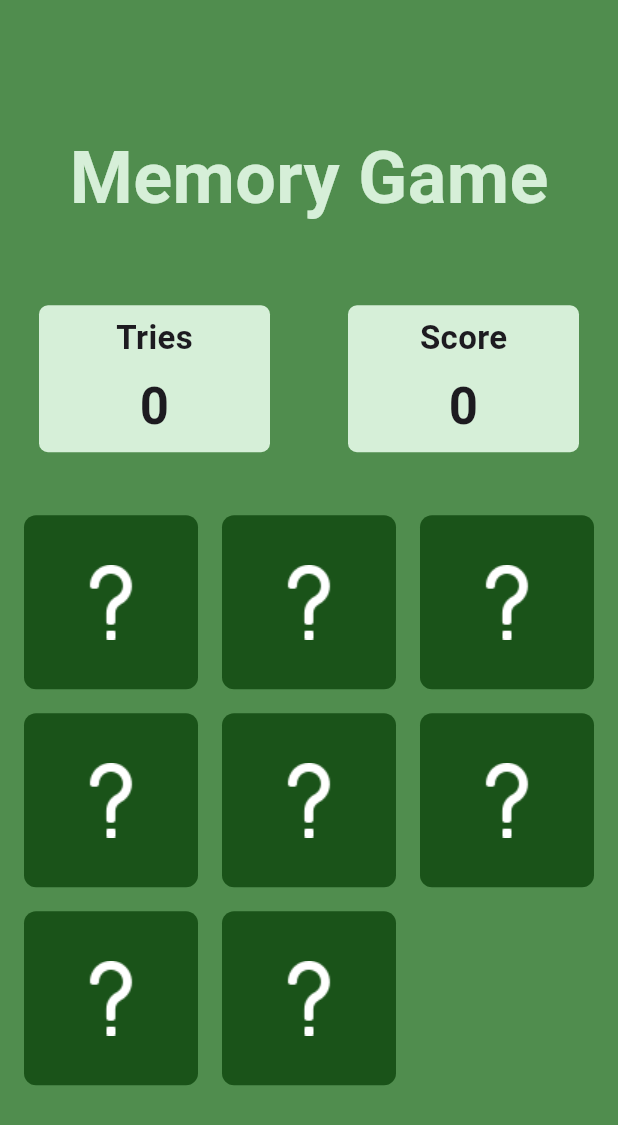
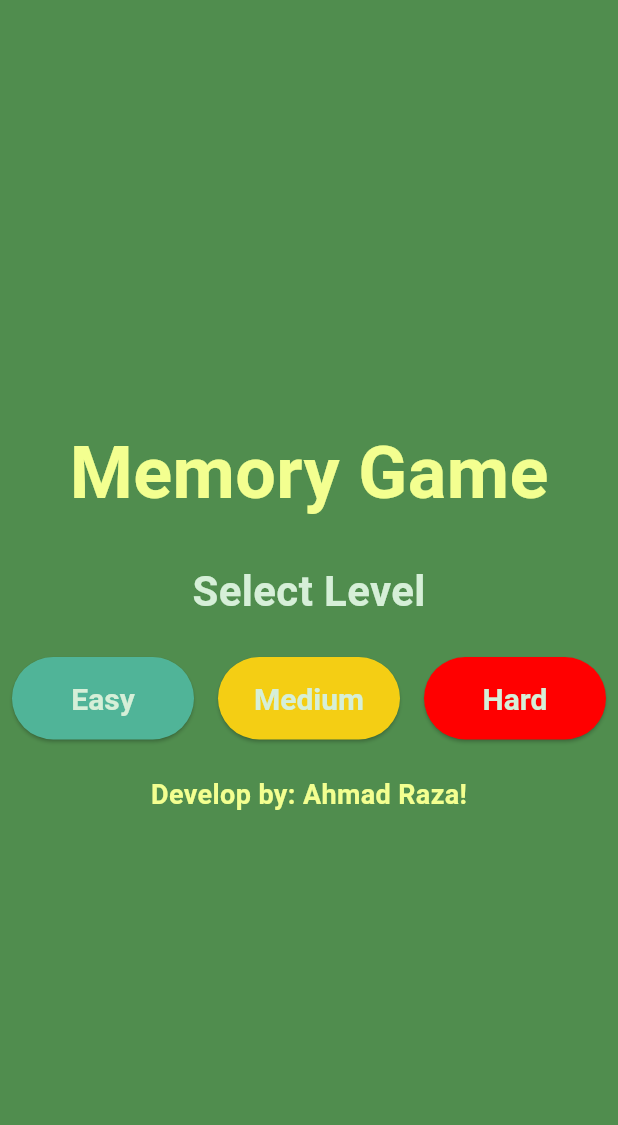
Before and after one commit to ahmadtechdev/memory-game, a Flutter app: the screen it shows after launch, on a phone screen of 412 x 824 dp. Shown: the top 1125 px of the screen. Run offline on Flutter 3.47's test engine with Material 3 defaults, Android fonts, the phone set to English and light mode, and no system bars.

Commit message:
Memory game v2

```diff
--- a/lib/main.dart
+++ b/lib/main.dart
@@ -1,3 +1,4 @@
+import 'package:flutter/cupertino.dart';
 import 'package:flutter/material.dart';
 import 'package:memory_game/utils/game_logic.dart';
 import 'package:memory_game/widgets/score_board.dart';
@@ -32,12 +33,23 @@ class _HomePageState extends State<HomePage> {
   bool gameCompleted = false;
   late DateTime startTime;
   late Duration elapsedTime;
+  String selectedLevel = "";
 
   @override
   void initState() {
     super.initState();
-    _game.initGame();
     startTime = DateTime.now();
+  }
+
+  void startGame(String level) {
+    setState(() {
+      selectedLevel = level;
+      _game.initGame(level);
+      tries = 0;
+      score = 0;
+      gameCompleted = false;
+      startTime = DateTime.now();
+    });
   }
 
   void checkGameCompletion() {
@@ -51,7 +63,8 @@ class _HomePageState extends State<HomePage> {
 
   void resetGame() {
     setState(() {
-      _game.initGame();
+      selectedLevel = "";
+      _game = Game();
       tries = 0;
       score = 0;
       gameCompleted = false;
@@ -77,10 +90,75 @@ class _HomePageState extends State<HomePage> {
   @override
   Widget build(BuildContext context) {
     double screen_width = MediaQuery.of(context).size.width;
+    int crossAxisCount;
+
+    switch (selectedLevel) {
+      case "easy":
+        crossAxisCount = 3;
+        break;
+      case "medium":
+        crossAxisCount = 4;
+        break;
+      case "hard":
+        crossAxisCount = 5;
+        break;
+      default:
+        crossAxisCount = 3;
+    }
 
     return Scaffold(
       backgroundColor: const Color(0xFF508D4E),
-      body: Column(
+      body: selectedLevel.isEmpty
+          ? Center(
+        child: Container(
+          padding: EdgeInsets.all(8.0),
+          child: Column(
+
+            mainAxisAlignment: MainAxisAlignment.center,
+            crossAxisAlignment: CrossAxisAlignment.center,
+            children: [
+            const Text(
+            "Memory Game",
+            style: TextStyle(
+              fontSize: 48.0,
+              fontWeight: FontWeight.bold,
+              color: Color(0xFFF3FF90),
+            ),
+          ),
+              const SizedBox(height: 24.0),
+              const Text(
+                "Select Level",
+                style: TextStyle(
+                  fontSize: 28.0,
+                  fontWeight: FontWeight.bold,
+                  color: Color(0xFFD6EFD8),
+                ),
+              ),
+              const SizedBox(height: 24.0),
+              Row(
+                mainAxisAlignment: MainAxisAlignment.spaceAround,
+                children: [
+                  levelButton("Easy", Color(0xFF50B498), "easy"),
+                  const SizedBox(width: 16.0),
+                  levelButton("Medium", Color(0xFFF4CE14), "medium"),
+                  const SizedBox(width: 16.0),
+                  levelButton("Hard", Color(0xFFFF0000), "hard"),
+                ],
+              ),
+              const SizedBox(height: 24.0),
+              const Text(
+                "Develop by: Ahmad Raza!",
+                style: TextStyle(
+                  fontSize: 18.0,
+                  fontWeight: FontWeight.bold,
+                  color: Color(0xFFF3FF90),
+                ),
+              ),
+            ],
+          ),
+        ),
+      )
+          : Column(
         mainAxisAlignment: MainAxisAlignment.center,
         crossAxisAlignment: CrossAxisAlignment.center,
         children: [
@@ -90,7 +168,7 @@ class _HomePageState extends State<HomePage> {
               style: TextStyle(
                 fontSize: 48.0,
                 fontWeight: FontWeight.bold,
-                color: Color(0xFFD6EFD8),
+                color: Color(0xFFF3FF90),
               ),
             ),
           ),
@@ -105,14 +183,16 @@ class _HomePageState extends State<HomePage> {
               scoreBoard("Score", "$score"),
             ],
           ),
+          const SizedBox(height: 16.0),
           if (!gameCompleted)
             SizedBox(
               height: screen_width,
               width: screen_width,
               child: GridView.builder(
                 padding: const EdgeInsets.all(16.0),
-                gridDelegate: const SliverGridDelegateWithFixedCrossAxisCount(
-                  crossAxisCount: 3,
+                gridDelegate:
+                SliverGridDelegateWithFixedCrossAxisCount(
+                  crossAxisCount: crossAxisCount,
                   crossAxisSpacing: 16.0,
                   mainAxisSpacing: 16.0,
                 ),
@@ -120,28 +200,31 @@ class _HomePageState extends State<HomePage> {
                 itemBuilder: (context, index) {
                   return GestureDetector(
                     onTap: () {
-                      if (!_game.matchCheck
-                          .any((element) => element.containsKey(index))) {
+                      if (!_game.matchCheck.any(
+                              (element) => element.containsKey(index))) {
                         setState(() {
                           tries++;
-                          _game.gameImg![index] = _game.cards_list[index];
+                          _game.gameImg![index] =
+                          _game.cards_list[index];
                           _game.matchCheck
                               .add({index: _game.cards_list[index]});
                         });
                         if (_game.matchCheck.length == 2) {
                           if (_game.matchCheck[0].values.first ==
                               _game.matchCheck[1].values.first) {
-                            score += 100;
+                            score += 10;
                             _game.matchCheck.clear();
                             checkGameCompletion();
                           } else {
-                            score -= 10;
-                            Future.delayed(const Duration(milliseconds: 500),
-                                () {
+                            score -= 2;
+                            Future.delayed(
+                                const Duration(milliseconds: 500), () {
                               setState(() {
-                                _game.gameImg![_game.matchCheck[0].keys.first] =
+                                _game.gameImg![
+                                _game.matchCheck[0].keys.first] =
                                     _game.hiddenCardPath;
-                                _game.gameImg![_game.matchCheck[1].keys.first] =
+                                _game.gameImg![
+                                _game.matchCheck[1].keys.first] =
                                     _game.hiddenCardPath;
                                 _game.matchCheck.clear();
                               });
@@ -179,43 +262,49 @@ class _HomePageState extends State<HomePage> {
                       color: Color(0xFFD6EFD8),
                     ),
                   ),
-                  const SizedBox(height: 16.0),
-                  AnimatedContainer(
-                    duration: const Duration(seconds: 1),
-                    width: double.infinity,
-                    margin: const EdgeInsets.symmetric(horizontal: 16.0),
-                    child: ElevatedButton(
-                      onPressed: resetGame,
-                      style: ElevatedButton.styleFrom(
-                        foregroundColor: Color(0xFF508D4E),
-                        backgroundColor: Color(0xFFD6EFD8),
-                        padding: const EdgeInsets.symmetric(vertical: 16.0),
-                        textStyle: const TextStyle(
-                            fontSize: 18.0,
-                            fontWeight: FontWeight.bold,
-                            color: Colors.white),
-                        // Button background color
-                        shape: RoundedRectangleBorder(
-                          borderRadius: BorderRadius.circular(8.0),
-                        ),
-                      ),
-                      child: const Text("Restart Game"),
-                    ),
-                  ),
-                  const SizedBox(height: 16.0),
+                  const SizedBox(height: 24.0),
+
+                  const SizedBox(height: 24.0),
                   Text(
                     "This game is created by Ahmad Raza!",
                     style: const TextStyle(
-                      fontSize: 16.0,
+                      fontSize: 18.0,
                       fontWeight: FontWeight.bold,
-                      color: Color(0xFFD6EFD8),
+                      color: Color(0xFFF3FF90),
                     ),
                   ),
                 ],
               ),
             ),
+          const SizedBox(height: 16.0),
+          ElevatedButton(
+            onPressed: resetGame,
+            style: ElevatedButton.styleFrom(
+              backgroundColor: Colors.red,
+              foregroundColor: const Color(0xFFEEEEEE),
+              padding: const EdgeInsets.symmetric(
+                  horizontal: 32.0, vertical: 16.0),
+              textStyle: const TextStyle(fontSize: 20.0, fontWeight: FontWeight.bold),
+            ),
+            child: const Text("Quit"),
+          ),
         ],
       ),
     );
   }
+
+  Widget levelButton(String text, Color color, String level) {
+    return Expanded(
+      child: ElevatedButton(
+        onPressed: () => startGame(level),
+        style: ElevatedButton.styleFrom(
+          backgroundColor: color,
+          foregroundColor: const Color(0xFFD6EFD8),
+          padding: const EdgeInsets.symmetric(vertical: 16.0),
+          textStyle: const TextStyle(fontSize: 20.0, fontWeight: FontWeight.bold),
+        ),
+        child: Text(text),
+      ),
+    );
+  }
 }
--- a/lib/utils/game_logic.dart
+++ b/lib/utils/game_logic.dart
@@ -3,27 +3,74 @@ import 'dart:math';
 class Game {
   final String hiddenCardPath = 'assets/images/hidden.png';
   List<String>? gameImg;
+  List<String> cards_list = [];
 
-  final List<String> cards_list = [
+  final List<String> easyCards = [
     "assets/images/circle.png",
     "assets/images/triangle.png",
     "assets/images/circle.png",
+    "assets/images/triangle.png",
+    "assets/images/star.png",
     "assets/images/heart.png",
-    "assets/images/star.png",
-    "assets/images/triangle.png",
     "assets/images/star.png",
     "assets/images/heart.png",
   ];
 
+  final List<String> mediumCards = [
+    "assets/images/snake.png",
+    "assets/images/deer.png",
+    "assets/images/lion.png",
+    "assets/images/tiger.png",
+    "assets/images/monkey.png",
+    "assets/images/elephant.png",
+    "assets/images/snake.png",
+    "assets/images/deer.png",
+    "assets/images/lion.png",
+    "assets/images/tiger.png",
+    "assets/images/monkey.png",
+    "assets/images/elephant.png",
+  ];
+
+  final List<String> hardCards = [
+    "assets/images/circle.png",
+    "assets/images/deer.png",
+    "assets/images/elephant.png",
+    "assets/images/heart.png",
+    "assets/images/lion.png",
+    "assets/images/man.png",
+    "assets/images/monkey.png",
+    "assets/images/snake.png",
+    "assets/images/star.png",
+    "assets/images/tiger.png",
+    "assets/images/triangle.png",
+    "assets/images/woman.png",
+    "assets/images/circle.png",
+    "assets/images/deer.png",
+    "assets/images/elephant.png",
+    "assets/images/heart.png",
+    "assets/images/lion.png",
+    "assets/images/man.png",
+    "assets/images/monkey.png",
+    "assets/images/snake.png",
+    "assets/images/star.png",
+    "assets/images/tiger.png",
+    "assets/images/triangle.png",
+    "assets/images/woman.png",
+  ];
+
   List<Map<int, String>> matchCheck = [];
 
-  final int cardCount = 8;
+  void initGame(String level) {
+    if (level == "easy") {
+      cards_list = easyCards;
+    } else if (level == "medium") {
+      cards_list = mediumCards;
+    } else {
+      cards_list = hardCards;
+    }
 
-  void initGame() {
-    // Shuffle the cardsList
     cards_list.shuffle(Random());
-
-    // Initialize the gameImg with hidden cards
-    gameImg = List.generate(cardCount, (index) => hiddenCardPath);
+    gameImg = List.generate(cards_list.length, (index) => hiddenCardPath);
+    matchCheck.clear();
   }
 }
```
Also changed, not shown: assets/images/deer.png (added), assets/images/elephant.png (added), assets/images/lion.png (added), assets/images/man.png (added), assets/images/monkey.png (added), assets/images/snake.png (added), assets/images/tiger.png (added), assets/images/woman.png (added).
